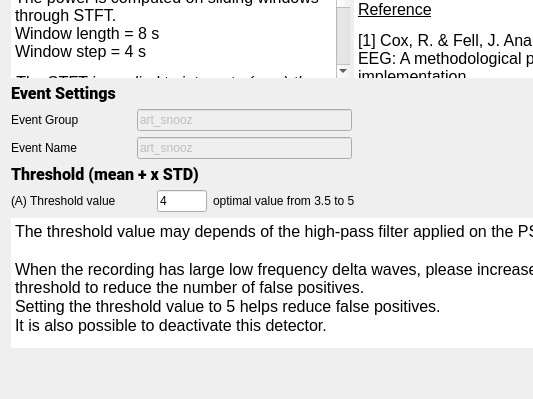
The window that tools/CEAMSTools/DetectArtifacts/BslVarStep/Ui_BslVarStep.ui (SnoozToolbox/snooz-package-ceams) describes before a commit, drawn with Qt 5; both pictures show x 0 to 533 and y 377 to 776 of the 704 by 776 pixel window.
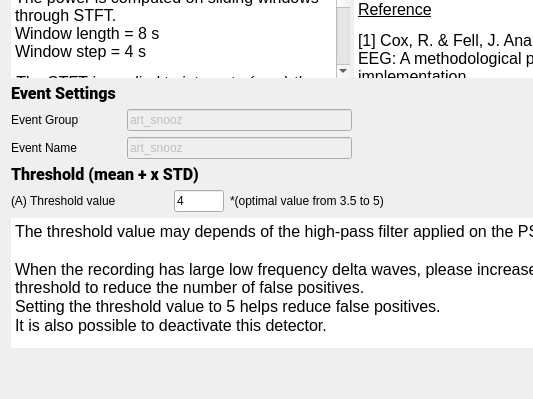
The same window after the commit.

```diff
--- a/tools/CEAMSTools/DetectArtifacts/BslVarStep/Ui_BslVarStep.ui
+++ b/tools/CEAMSTools/DetectArtifacts/BslVarStep/Ui_BslVarStep.ui
@@ -169,17 +169,26 @@
          <item>
           <widget class="QLabel" name="label_3">
            <property name="sizePolicy">
-            <sizepolicy hsizetype="Fixed" vsizetype="Fixed">
+            <sizepolicy hsizetype="Minimum" vsizetype="Fixed">
              <horstretch>0</horstretch>
              <verstretch>0</verstretch>
             </sizepolicy>
            </property>
            <property name="minimumSize">
             <size>
-             <width>120</width>
+             <width>110</width>
              <height>0</height>
             </size>
            </property>
+           <property name="maximumSize">
+            <size>
+             <width>100</width>
+             <height>16777215</height>
+            </size>
+           </property>
+           <property name="toolTip">
+            <string>In which &quot;Event Group&quot; the detected artifact are added (how they will be written to  the annotation file). Go to the general Detectors Settings to edit the group.</string>
+           </property>
            <property name="text">
             <string>Event Group</string>
            </property>
@@ -211,17 +220,26 @@
          <item>
           <widget class="QLabel" name="label_11">
            <property name="sizePolicy">
-            <sizepolicy hsizetype="Fixed" vsizetype="Fixed">
+            <sizepolicy hsizetype="Minimum" vsizetype="Fixed">
              <horstretch>0</horstretch>
              <verstretch>0</verstretch>
             </sizepolicy>
            </property>
            <property name="minimumSize">
             <size>
-             <width>120</width>
+             <width>110</width>
              <height>0</height>
             </size>
            </property>
+           <property name="maximumSize">
+            <size>
+             <width>100</width>
+             <height>16777215</height>
+            </size>
+           </property>
+           <property name="toolTip">
+            <string>The event name of the detected artifact (how they will be wrtten to the annotation file).  Go to the general Detectors Settings to edit the name.</string>
+           </property>
            <property name="text">
             <string>Event Name</string>
            </property>
@@ -302,7 +320,7 @@
        </property>
        <property name="minimumSize">
         <size>
-         <width>140</width>
+         <width>157</width>
          <height>0</height>
         </size>
        </property>
@@ -343,12 +361,12 @@
        </property>
        <property name="maximumSize">
         <size>
-         <width>200</width>
+         <width>234</width>
          <height>16777215</height>
         </size>
        </property>
        <property name="text">
-        <string>optimal value from 3.5 to 5</string>
+        <string>*(optimal value from 3.5 to 5)</string>
        </property>
        <property name="alignment">
         <set>Qt::AlignmentFlag::AlignLeading|Qt::AlignmentFlag::AlignLeft|Qt::AlignmentFlag::AlignVCenter</set>
```
Left out of the diff: 9 changed lines with no effect on the pictures.
